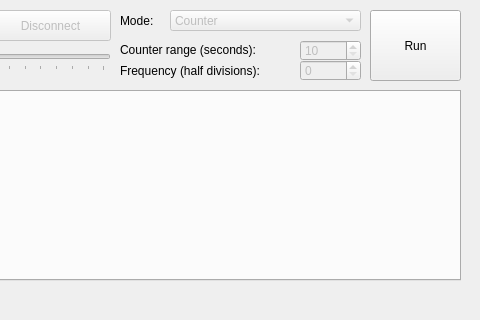
Qt form mainwindow.ui (ahp-electronics/xc-gui) before a commit; both pictures show x 370 to 850 and y 0 to 320 of the 1105 by 600 pixel window.
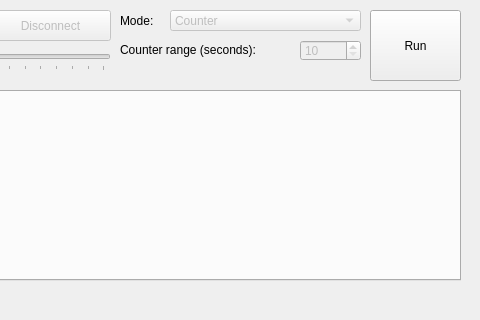
The same form after that commit.

Commit message: Add libahp-hub to dependencies

Patch:
```diff
--- a/mainwindow.ui
+++ b/mainwindow.ui
@@ -138,35 +138,6 @@
      <string>Mode:</string>
     </property>
    </widget>
-   <widget class="QLabel" name="label_3">
-    <property name="geometry">
-     <rect>
-      <x>490</x>
-      <y>60</y>
-      <width>181</width>
-      <height>21</height>
-     </rect>
-    </property>
-    <property name="text">
-     <string>Frequency (half divisions):</string>
-    </property>
-   </widget>
-   <widget class="QSpinBox" name="Scale">
-    <property name="enabled">
-     <bool>false</bool>
-    </property>
-    <property name="geometry">
-     <rect>
-      <x>670</x>
-      <y>60</y>
-      <width>61</width>
-      <height>21</height>
-     </rect>
-    </property>
-    <property name="maximum">
-     <number>15</number>
-    </property>
-   </widget>
    <widget class="QLabel" name="label_4">
     <property name="geometry">
      <rect>
```
The commit also changes 2 other files.
